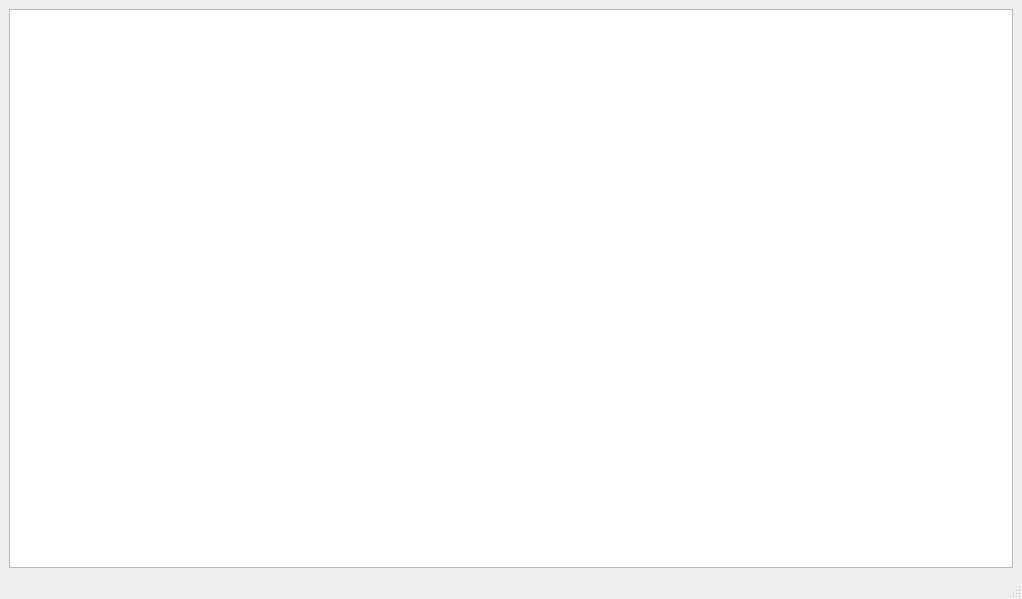
Before: the Qt Designer form src/app/MainWindow.ui in dpietruchowski/qbox2d, drawn with Qt 5.
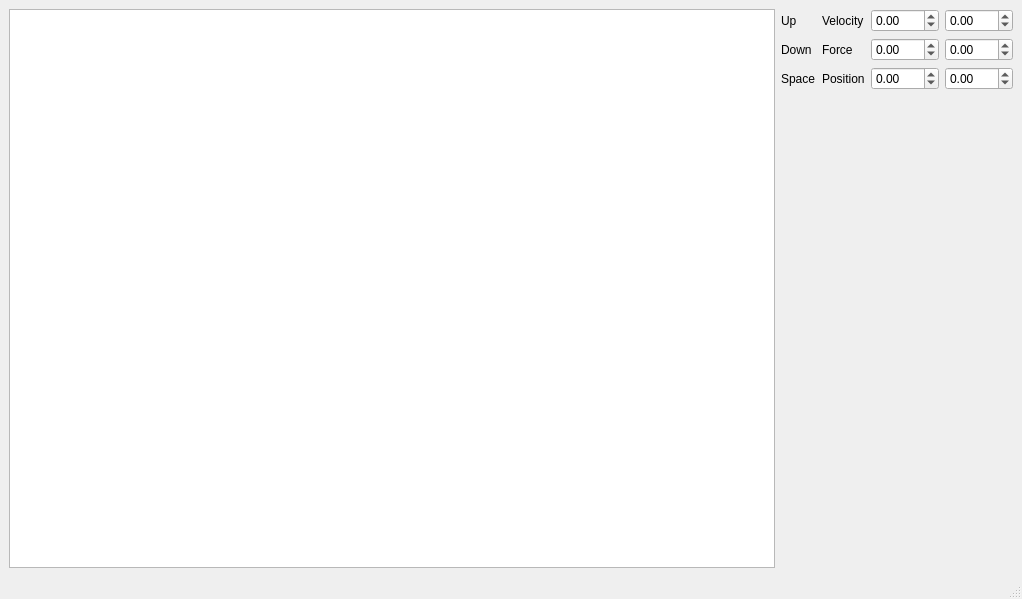
After: the same form once the commit is applied.

```diff
--- a/src/app/MainWindow.ui
+++ b/src/app/MainWindow.ui
@@ -14,10 +14,129 @@
    <string>MainWindow</string>
   </property>
   <widget class="QWidget" name="centralwidget">
-   <layout class="QGridLayout" name="gridLayout">
-    <item row="0" column="0">
+   <layout class="QHBoxLayout" name="horizontalLayout">
+    <item>
      <widget class="QGraphicsView" name="graphicsView"/>
     </item>
+    <item>
+     <layout class="QGridLayout" name="gridLayout">
+      <item row="3" column="3">
+       <widget class="QDoubleSpinBox" name="doubleSpinBoxPY">
+        <property name="minimum">
+         <double>-200.000000000000000</double>
+        </property>
+        <property name="maximum">
+         <double>200.990000000000009</double>
+        </property>
+       </widget>
+      </item>
+      <item row="1" column="1">
+       <widget class="QLabel" name="label_2">
+        <property name="text">
+         <string>Velocity</string>
+        </property>
+       </widget>
+      </item>
+      <item row="3" column="2">
+       <widget class="QDoubleSpinBox" name="doubleSpinBoxPX">
+        <property name="minimum">
+         <double>-200.000000000000000</double>
+        </property>
+        <property name="maximum">
+         <double>200.990000000000009</double>
+        </property>
+       </widget>
+      </item>
+      <item row="4" column="2">
+       <spacer name="verticalSpacer">
+        <property name="orientation">
+         <enum>Qt::Vertical</enum>
+        </property>
+        <property name="sizeHint" stdset="0">
+         <size>
+          <width>20</width>
+          <height>40</height>
+         </size>
+        </property>
+       </spacer>
+      </item>
+      <item row="1" column="3">
+       <widget class="QDoubleSpinBox" name="doubleSpinBoxVY">
+        <property name="minimum">
+         <double>-200.000000000000000</double>
+        </property>
+        <property name="maximum">
+         <double>200.990000000000009</double>
+        </property>
+       </widget>
+      </item>
+      <item row="3" column="1">
+       <widget class="QLabel" name="label_6">
+        <property name="text">
+         <string>Position</string>
+        </property>
+       </widget>
+      </item>
+      <item row="2" column="1">
+       <widget class="QLabel" name="label">
+        <property name="text">
+         <string>Force</string>
+        </property>
+       </widget>
+      </item>
+      <item row="1" column="2">
+       <widget class="QDoubleSpinBox" name="doubleSpinBoxVX">
+        <property name="minimum">
+         <double>-200.000000000000000</double>
+        </property>
+        <property name="maximum">
+         <double>200.990000000000009</double>
+        </property>
+       </widget>
+      </item>
+      <item row="2" column="2">
+       <widget class="QDoubleSpinBox" name="doubleSpinBoxFX">
+        <property name="minimum">
+         <double>-200.000000000000000</double>
+        </property>
+        <property name="maximum">
+         <double>200.990000000000009</double>
+        </property>
+       </widget>
+      </item>
+      <item row="2" column="3">
+       <widget class="QDoubleSpinBox" name="doubleSpinBoxFY">
+        <property name="minimum">
+         <double>-200.000000000000000</double>
+        </property>
+        <property name="maximum">
+         <double>200.990000000000009</double>
+        </property>
+       </widget>
+      </item>
+      <item row="2" column="0">
+       <widget class="QLabel" name="label_3">
+        <property name="text">
+         <string>Down</string>
+        </property>
+       </widget>
+      </item>
+      <item row="1" column="0">
+       <widget class="QLabel" name="label_4">
+        <property name="text">
+         <string>Up</string>
+        </property>
+       </widget>
+      </item>
+      <item row="3" column="0">
+       <widget class="QLabel" name="label_5">
+        <property name="text">
+         <string>Space</string>
+        </property>
+       </widget>
+      </item>
+     </layout>
+    </item>
    </layout>
   </widget>
   <widget class="QMenuBar" name="menubar">
```
